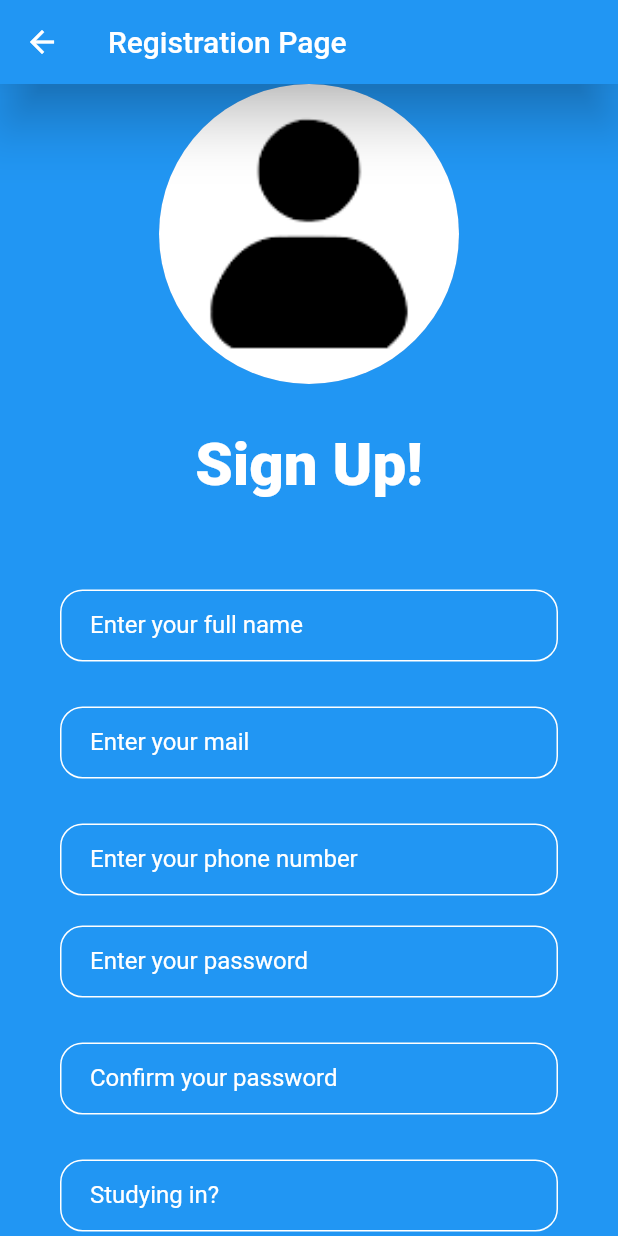
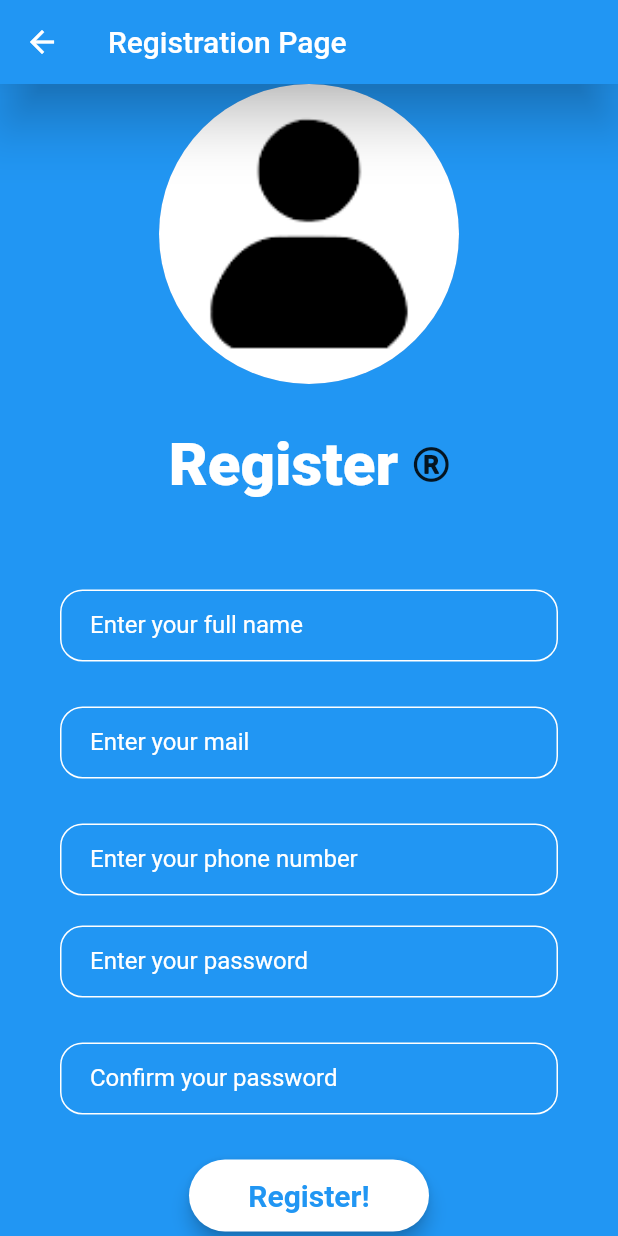
Before and after one commit to naren951/find-your-tutor, a Flutter app: the screen it shows after launch, after a tap on "Register", on a phone screen of 412 x 824 dp. Run offline on Flutter 3.47's test engine with Material 2 defaults, Android fonts, the phone set to English and light mode, and no system bars; drawn by our look-alikes of modal_progress_hud_nsn; our stand-ins replace cloud_firestore, firebase_auth, firebase_core, font_awesome_flutter, top_snackbar_flutter; accounts and stored records are empty.

```diff
--- a/lib/constants/constants.dart
+++ b/lib/constants/constants.dart
@@ -7,6 +7,7 @@ const TUTOR_HOME_PAGE = "/tutor_home";
 
 const kTextFieldDecoration = InputDecoration(
   fillColor: Colors.yellow,
+  focusColor: Colors.black26,
   hintStyle: TextStyle(
     fontSize: 15,
     //fontWeight: FontWeight.bold,
--- a/lib/screens/registration_page.dart
+++ b/lib/screens/registration_page.dart
@@ -3,6 +3,7 @@ import 'package:find_your_tutor/constants/constants.dart';
 import 'package:find_your_tutor/constants/rounded_button.dart';
 import 'package:firebase_auth/firebase_auth.dart';
 import 'package:flutter/material.dart';
+import 'package:font_awesome_flutter/font_awesome_flutter.dart';
 import 'package:modal_progress_hud_nsn/modal_progress_hud_nsn.dart';
 import 'package:top_snackbar_flutter/custom_snack_bar.dart';
 import 'package:top_snackbar_flutter/top_snack_bar.dart';
@@ -27,7 +28,8 @@ class _RegistrationScreenState extends State<RegistrationScreen> {
   final _qualificationController = TextEditingController();
   String? roleSelected;
   CollectionReference users = FirebaseFirestore.instance.collection('users');
-  Future<void> registerUser(String email, String password,String name,String phoneno) async {
+  Future<void> registerUser(
+      String email, String password, String name, String phoneno) async {
     try {
       final newUser = await _auth.createUserWithEmailAndPassword(
           email: email, password: password);
@@ -42,8 +44,12 @@ class _RegistrationScreenState extends State<RegistrationScreen> {
             message: "Registered successfully",
           ),
         );
-        users.doc(newUser.user!.uid).set({'uid':newUser.user!.uid,
-          'name':name,'email':email,'phoneno':phoneno});
+        users.doc(newUser.user!.uid).set({
+          'uid': newUser.user!.uid,
+          'name': name,
+          'email': email,
+          'phoneno': phoneno
+        });
         Navigator.pushNamed(context, LOGIN_SCREEN);
         setState(() {
           showSpinner = false;
@@ -83,13 +89,22 @@ class _RegistrationScreenState extends State<RegistrationScreen> {
                   Center(
                     child: Padding(
                       padding: EdgeInsets.only(top: 30.0),
-                      child: Text(
-                        "Sign Up!",
-                        style: TextStyle(
-                          color: Colors.white,
-                          fontSize: 40.0,
-                          fontWeight: FontWeight.w800,
-                        ),
+                      child: Row(
+                        mainAxisAlignment: MainAxisAlignment.center,
+                        children: [
+                          Text(
+                            "Register",
+                            style: TextStyle(
+                              color: Colors.white,
+                              fontSize: 40.0,
+                              fontWeight: FontWeight.w800,
+                            ),
+                          ),
+                          SizedBox(
+                            width: 10.0,
+                          ),
+                          Icon(FontAwesomeIcons.registered),
+                        ],
                       ),
                     ),
                   ),
@@ -100,6 +115,7 @@ class _RegistrationScreenState extends State<RegistrationScreen> {
                     height: 30.0,
                   ),
                   TextField(
+                    cursorColor: Colors.white,
                     controller: _nameController,
                     textAlign: TextAlign.center,
                     keyboardType: TextInputType.name,
@@ -113,6 +129,7 @@ class _RegistrationScreenState extends State<RegistrationScreen> {
                     height: 30.0,
                   ),
                   TextField(
+                    cursorColor: Colors.white,
                     controller: _emailController,
                     textAlign: TextAlign.center,
                     keyboardType: TextInputType.emailAddress,
@@ -126,6 +143,7 @@ class _RegistrationScreenState extends State<RegistrationScreen> {
                     height: 30.0,
                   ),
                   TextField(
+                    cursorColor: Colors.white,
                     controller: _phoneController,
                     textAlign: TextAlign.center,
                     keyboardType: TextInputType.phone,
@@ -139,6 +157,7 @@ class _RegistrationScreenState extends State<RegistrationScreen> {
                     height: 20.0,
                   ),
                   TextField(
+                    cursorColor: Colors.white,
                     controller: _passwordController,
                     obscureText: true,
                     textAlign: TextAlign.center,
@@ -154,6 +173,7 @@ class _RegistrationScreenState extends State<RegistrationScreen> {
                     height: 30.0,
                   ),
                   TextField(
+                    cursorColor: Colors.white,
                     controller: _confirmPassController,
                     obscureText: true,
                     textAlign: TextAlign.center,
@@ -167,30 +187,6 @@ class _RegistrationScreenState extends State<RegistrationScreen> {
                   SizedBox(
                     height: 30.0,
                   ),
-                  roleSelected == 'Tutor'
-                      ? TextField(
-                          controller: _qualificationController,
-                          textAlign: TextAlign.center,
-                          decoration: kTextFieldDecoration.copyWith(
-                            labelText: "Qualification",
-                            labelStyle: TextStyle(
-                              color: Colors.white,
-                            ),
-                          ),
-                        )
-                      : TextField(
-                          controller: _studyingController,
-                          textAlign: TextAlign.center,
-                          decoration: kTextFieldDecoration.copyWith(
-                            labelText: "Studying in?",
-                            labelStyle: TextStyle(
-                              color: Colors.white,
-                            ),
-                          ),
-                        ),
-                  SizedBox(
-                    height: 30.0,
-                  ),
                   Padding(
                     padding: EdgeInsets.only(bottom: 30.0),
                     child: RoundedButton(
@@ -200,8 +196,8 @@ class _RegistrationScreenState extends State<RegistrationScreen> {
                         final email = _emailController.text.toString().trim();
                         final password =
                             _passwordController.text.toString().trim();
-                        final name=_nameController.text.toString().trim();
-                        final phoneno=_phoneController.text.toString().trim();
+                        final name = _nameController.text.toString().trim();
+                        final phoneno = _phoneController.text.toString().trim();
                         // final confirm =
                         //      _confirmPassController.text.toString().trim();
                         if (_nameController.text.isNotEmpty ||
@@ -220,7 +216,7 @@ class _RegistrationScreenState extends State<RegistrationScreen> {
                               ),
                             );
                           } else {
-                            registerUser(email, password,name,phoneno);
+                            registerUser(email, password, name, phoneno);
                             setState(
                               () {
                                 showSpinner = true;
@@ -247,5 +243,3 @@ class _RegistrationScreenState extends State<RegistrationScreen> {
     );
   }
 }
-
-List<String> role = ["Student", "Tutor"];
--- a/lib/screens/welcome_page.dart
+++ b/lib/screens/welcome_page.dart
@@ -40,8 +40,13 @@ class _WelcomePageState extends State<WelcomePage> {
       appBar: AppBar(
         title: Center(child: Text("Find Your Tutor!")),
       ),
-      body: Align(
-        alignment: Alignment.bottomCenter,
+      body: Center(
+        child: Container(
+          constraints: BoxConstraints.expand(),
+          decoration: BoxDecoration(
+              image: DecorationImage(
+                  image: AssetImage("images/background-min.jpg"),
+                  fit: BoxFit.cover)),
           child: Row(
             mainAxisAlignment: MainAxisAlignment.spaceAround,
             children: [
@@ -58,6 +63,7 @@ class _WelcomePageState extends State<WelcomePage> {
             ],
           ),
         ),
+      ),
     );
   }
 }
--- a/pubspec.yaml
+++ b/pubspec.yaml
@@ -54,7 +54,7 @@ flutter:
   # To add assets to your application, add an assets section, like this:
   assets:
     - images/download.png
-  #   - images/a_dot_ham.jpeg
+    - images/background-min.jpg
 
   # An image asset can refer to one or more resolution-specific "variants", see
   # https://flutter.dev/assets-and-images/#resolution-aware.
```
Also changed, not shown: lib/model/student/doubt_card.dart (+50 -11 lines), lib/model/tutor/doubt_card.dart (+59 -12 lines), lib/screens/login_page.dart (+18 -2 lines), images/background-min.jpg (added), images/background.jpg (added). Lines whose indentation alone changed are shown as unchanged.
